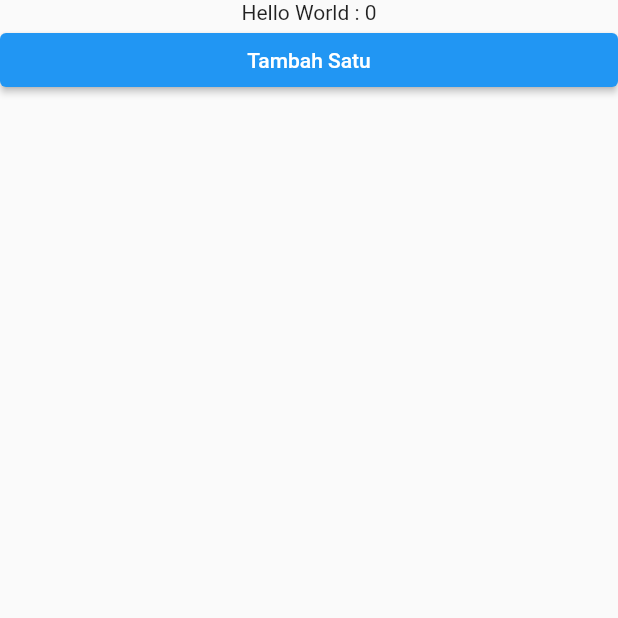
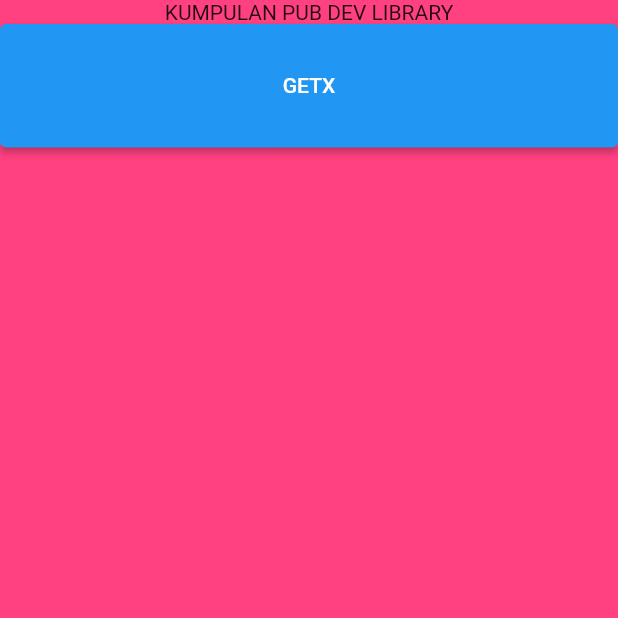
Before and after one commit to Shuusan/Tutorial-Flutter-PUBDEV, a Flutter app: the screen it shows after launch, on a phone screen of 412 x 824 dp, the top half of it. Run offline on Flutter 3.47's test engine with Material 2 defaults, Android fonts, the phone set to English and light mode, and no system bars; our stand-ins replace get.

Commit message:
GetX - Inisiasi MainView

```diff
--- /dev/null
+++ b/lib/const/pub_dev_list.dart
@@ -0,0 +1 @@
+const List<String> listPubDev = ["GETX"];
--- a/lib/main.dart
+++ b/lib/main.dart
@@ -1,7 +1,8 @@
 import 'package:flutter/material.dart';
 import 'package:get/get.dart';
+import 'package:pub_dev_collection/views/main_view.dart';
 
-import 'views/home_view.dart';
+import 'views/getx_view.dart';
 
 void main() {
   runApp(const MainApp());
@@ -13,7 +14,7 @@
   @override
   Widget build(BuildContext context) {
     return const GetMaterialApp(
-      home: Scaffold(body: HomeView()),
+      home: Scaffold(body: MainView()),
     );
   }
 }
--- /dev/null
+++ b/lib/views/getx_view.dart
@@ -0,0 +1,26 @@
+import 'package:flutter/material.dart';
+import 'package:get/get.dart';
+import 'package:pub_dev_collection/controllers/home_controller.dart';
+
+class GetXVIew extends GetView<HomeController> {
+  const GetXVIew({super.key});
+
+  @override
+  Widget build(BuildContext context) {
+    Get.put(HomeController());
+    return Scaffold(
+      floatingActionButton: FloatingActionButton(onPressed: () => Get.back()),
+      body: Center(
+          child: Column(
+        children: [
+          Obx(() => Text("Hello World : ${controller.obj}")),
+          ElevatedButton(
+              onPressed: () {
+                controller.obj++;
+              },
+              child: const Center(child: Text("Tambah Satu")))
+        ],
+      )),
+    );
+  }
+}
--- a/lib/views/home_view.dart
+++ /dev/null
@@ -1,23 +0,0 @@
-import 'package:flutter/material.dart';
-import 'package:get/get.dart';
-import 'package:pub_dev_collection/controllers/home_controller.dart';
-
-class HomeView extends GetView<HomeController> {
-  const HomeView({super.key});
-
-  @override
-  Widget build(BuildContext context) {
-    Get.put(HomeController());
-    return Center(
-        child: Column(
-      children: [
-        Obx(() => Text("Hello World : ${controller.obj}")),
-        ElevatedButton(
-            onPressed: () {
-              controller.obj++;
-            },
-            child: const Center(child: Text("Tambah Satu")))
-      ],
-    ));
-  }
-}
--- /dev/null
+++ b/lib/views/main_view.dart
@@ -0,0 +1,52 @@
+import 'package:flutter/material.dart';
+import 'package:get/get.dart';
+import 'package:pub_dev_collection/const/pub_dev_list.dart';
+
+import 'getx_view.dart';
+
+class MainView extends StatelessWidget {
+  const MainView({super.key});
+
+  @override
+  Widget build(BuildContext context) {
+    return Container(
+      width: Get.width,
+      height: Get.height,
+      color: Colors.pinkAccent,
+      child: Column(
+        children: [
+          const Center(
+            child: Text("KUMPULAN PUB DEV LIBRARY"),
+          ),
+          Expanded(
+            child: ListView.builder(
+              itemCount: listPubDev.length,
+              prototypeItem: SizedBox(
+                width: Get.width * .8,
+                height: Get.height * .1,
+                child: ElevatedButton(
+                  onPressed: () {},
+                  child: const SizedBox(),
+                ),
+              ),
+              itemBuilder: (context, index) {
+                return SizedBox(
+                  width: Get.width * .8,
+                  height: Get.height * .1,
+                  child: ElevatedButton(
+                    onPressed: () {
+                      Get.to(const GetXVIew());
+                    },
+                    child: Center(
+                      child: Text(listPubDev[index]),
+                    ),
+                  ),
+                );
+              },
+            ),
+          )
+        ],
+      ),
+    );
+  }
+}
```
